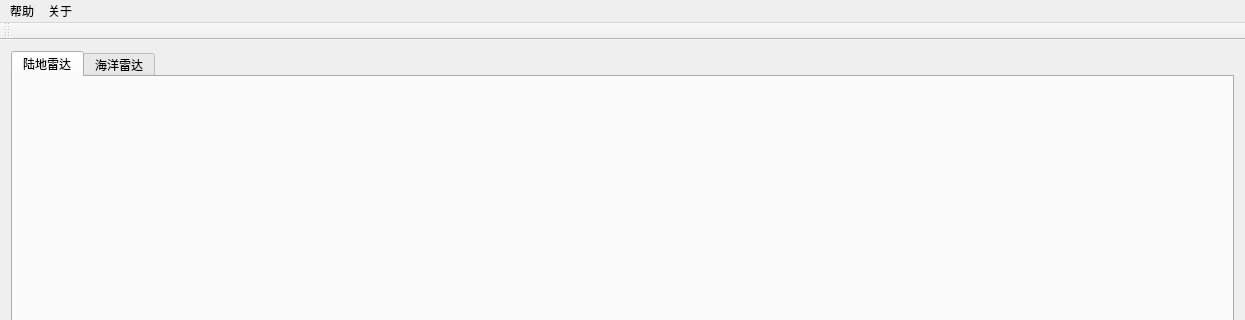
The window that ui/mainwindow.ui (kdurant/qt_study) describes before a commit, drawn with Qt 5; both pictures show x 0 to 1245 and y 0 to 320 of the 1245 by 867 pixel window.
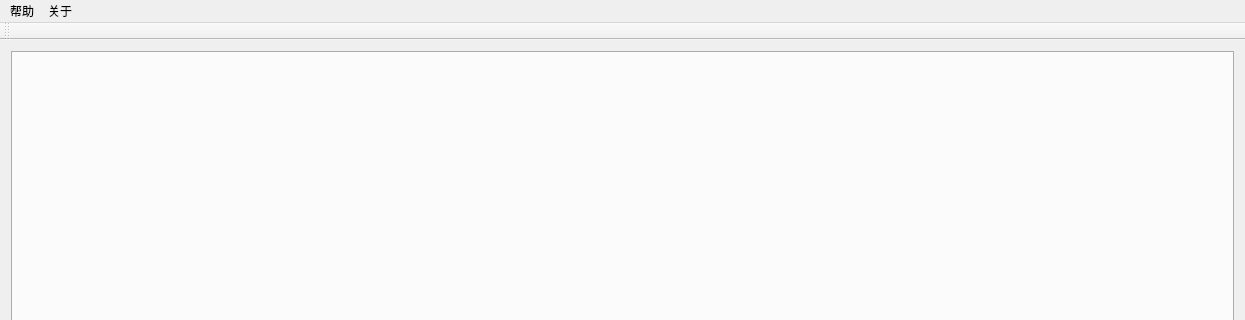
The same window after the commit.

Commit message: feat: 基本完成界面修改

Diff of the .ui file:
```diff
--- a/ui/mainwindow.ui
+++ b/ui/mainwindow.ui
@@ -20,16 +20,6 @@
       <property name="currentIndex">
        <number>0</number>
       </property>
-      <widget class="QWidget" name="tab_3">
-       <attribute name="title">
-        <string>陆地雷达</string>
-       </attribute>
-      </widget>
-      <widget class="QWidget" name="tab_6">
-       <attribute name="title">
-        <string>海洋雷达</string>
-       </attribute>
-      </widget>
      </widget>
     </item>
    </layout>
```
Left out of the diff: 2 changed lines with no effect on the pictures. The commit also changes 3 other files.
